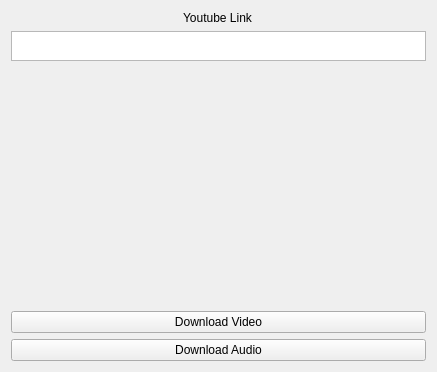
Before: the Qt Designer form interface.ui in XBOPb/Youtube_downloader, drawn with Qt 5.
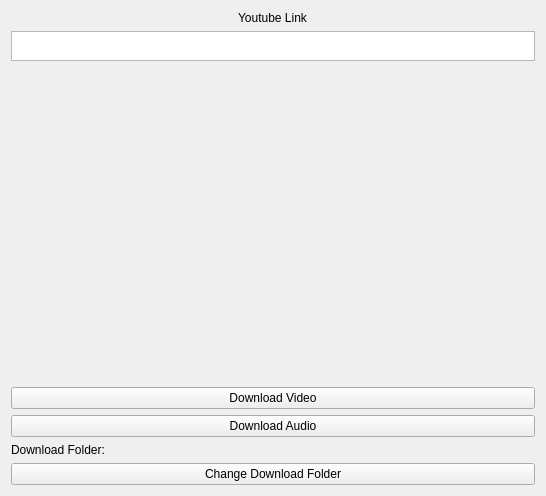
After: the same form once the commit is applied.

Commit message: folder choice and remembrance

```diff
--- a/interface.ui
+++ b/interface.ui
@@ -6,8 +6,8 @@
    <rect>
     <x>0</x>
     <y>0</y>
-    <width>437</width>
-    <height>372</height>
+    <width>546</width>
+    <height>496</height>
    </rect>
   </property>
   <property name="windowTitle">
@@ -15,7 +15,7 @@
   </property>
   <layout class="QGridLayout" name="gridLayout">
    <item row="0" column="0">
-    <layout class="QVBoxLayout" name="main_layout">
+    <layout class="QVBoxLayout" name="main_layout" stretch="0,0,1,0,0,0,0">
      <item alignment="Qt::AlignHCenter">
       <widget class="QLabel" name="header">
        <property name="sizePolicy">
@@ -80,6 +80,40 @@
        </property>
       </widget>
      </item>
+     <item>
+      <layout class="QHBoxLayout" name="horizontalLayout_2" stretch="1,2">
+       <property name="sizeConstraint">
+        <enum>QLayout::SetFixedSize</enum>
+       </property>
+       <item>
+        <widget class="QLabel" name="download_label">
+         <property name="maximumSize">
+          <size>
+           <width>16777215</width>
+           <height>20</height>
+          </size>
+         </property>
+         <property name="text">
+          <string>Download Folder:</string>
+         </property>
+        </widget>
+       </item>
+       <item>
+        <widget class="QLabel" name="download_folder">
+         <property name="text">
+          <string/>
+         </property>
+        </widget>
+       </item>
+      </layout>
+     </item>
+     <item>
+      <widget class="QPushButton" name="change_folder">
+       <property name="text">
+        <string>Change Download Folder</string>
+       </property>
+      </widget>
+     </item>
     </layout>
    </item>
   </layout>
```
The commit also changes 2 other files.
